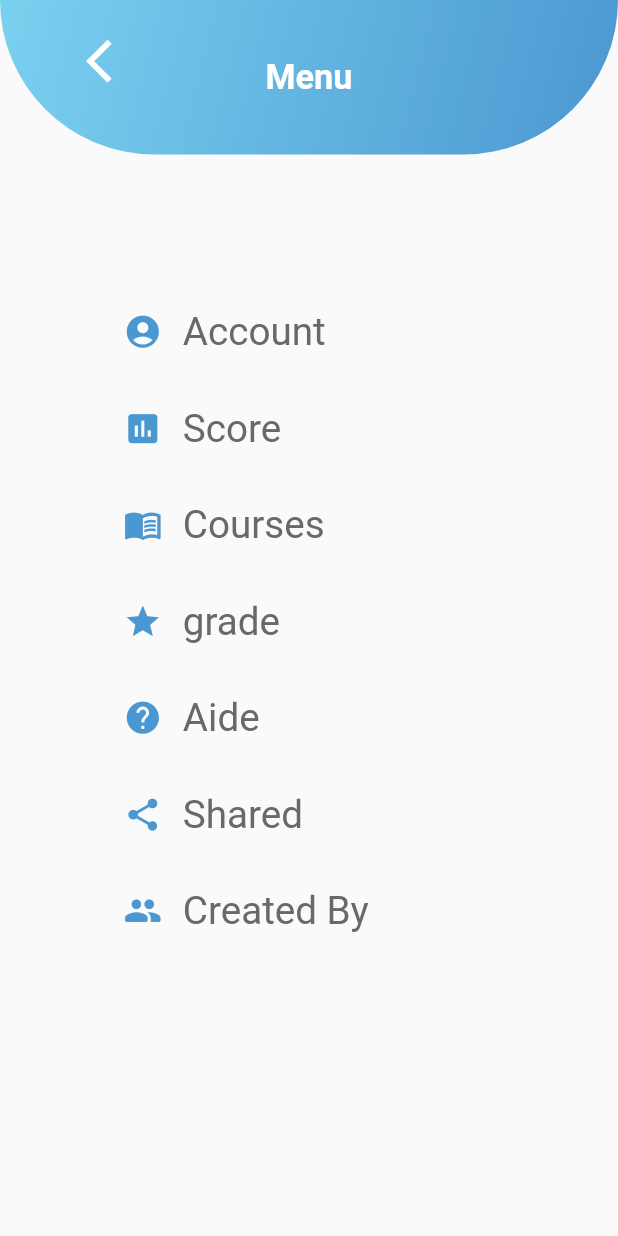
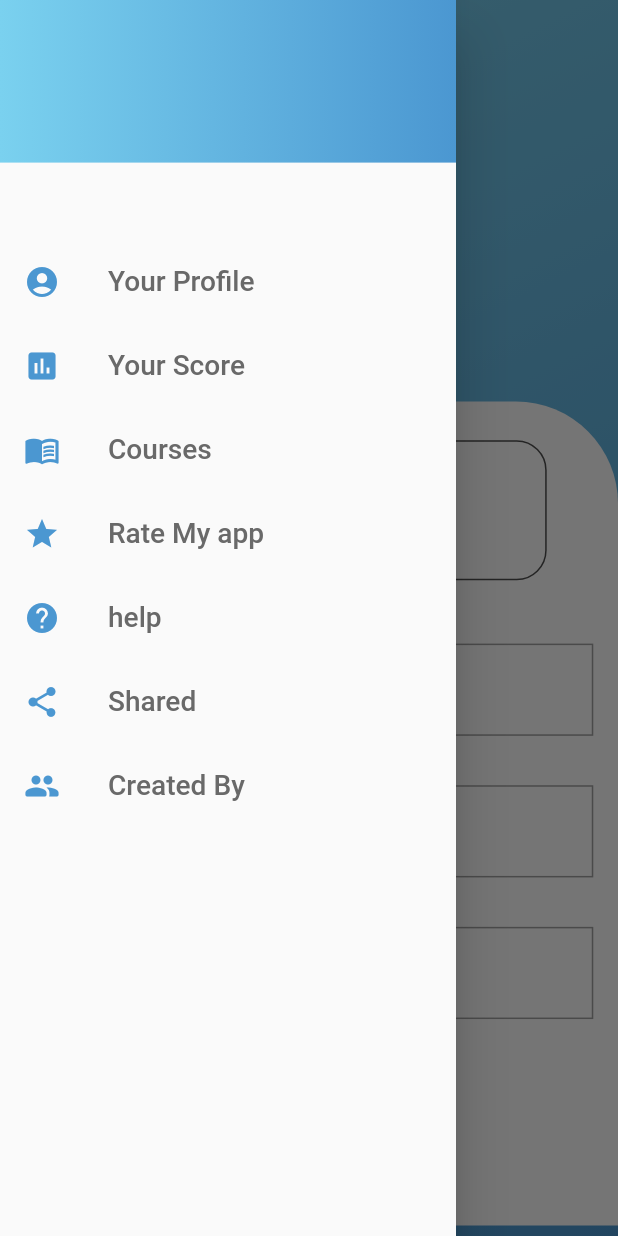
Before and after one commit to MahdadiChaima/user_app_sesc, a Flutter app: the Quiz screen opened by its route, after a tap on the "menu" icon, on a phone screen of 412 x 824 dp. Run offline on Flutter 3.47's test engine with Material 2 defaults, Android fonts, the phone set to English and light mode, and no system bars; our stand-ins replace animated_splash_screen, animated_text_kit, rating_dialog.

Commit message:
1-dart hadak drawer li t7awssi 3lih 2-dart nta3 rate app mazal matrb6ch m3a google play w l7ala

```diff
--- a/lib/Ui/ConstantWidget/appBarwithiconMenu.dart
+++ b/lib/Ui/ConstantWidget/appBarwithiconMenu.dart
@@ -3,8 +3,9 @@ import 'package:flutter/material.dart';
 import 'package:user_app_sesc/Ui/Drawer/DrawerScreen.dart';
 import 'package:user_app_sesc/Ui/Home.dart';
 class appBarwithiconMenu extends StatelessWidget {
+  Function onpressd;
   String text;
-  appBarwithiconMenu(this.text);
+  appBarwithiconMenu(this.text,this.onpressd);
   @override
   Widget build(BuildContext context) {
     Size size=MediaQuery.of(context).size;
@@ -19,7 +20,7 @@ class appBarwithiconMenu extends StatelessWidget {
       width: size.width,
       height: size.height/8,
       child:Stack(children: [Center(child: Text(this.text,style: TextStyle(color:Colors.white,fontWeight: FontWeight.bold,fontSize: size.width/18),),),
-        Container(margin: EdgeInsets.only(right:size.width/10,top: size.width/28 ),alignment:Alignment.topRight,child:IconButton(onPressed: ()=>{Navigator.pushNamed(context,drawer.id)},icon:Icon(Icons.menu_outlined,size: size.width/10,color: Colors.white,))),
+        Container(margin: EdgeInsets.only(left:size.width/10,top: size.width/28 ),alignment:Alignment.topLeft,child:IconButton(onPressed: onpressd,icon:Icon(Icons.menu_outlined,size: size.width/10,color: Colors.white,))),
       ],),
           );
   }
--- a/lib/Ui/Drawer/DrawerScreen.dart
+++ b/lib/Ui/Drawer/DrawerScreen.dart
@@ -1,82 +1,155 @@
 import 'package:flutter/material.dart';
+import 'package:rating_dialog/rating_dialog.dart';
 import 'package:user_app_sesc/Ui/ConstantWidget/Color.dart';
 import 'package:user_app_sesc/Ui/Courses.dart';
 import 'package:user_app_sesc/Ui/account.dart';
 import 'package:user_app_sesc/Ui/score.dart';
-import 'package:flutter_zoom_drawer/flutter_zoom_drawer.dart';
+
+
 class drawer extends StatelessWidget {
   static String id = 'drawer';
+  const drawer({Key key}) : super(key: key);
 
   @override
-  Widget build(BuildContext context) { Size size=MediaQuery.of(context).size;
-    return SafeArea(child: Scaffold(
-      body: ListView(children: [
-     Container(
-      decoration: BoxDecoration(gradient:LinearGradient(
-      begin: Alignment.topLeft,
-      end: Alignment.bottomRight,
-      colors: [colorUser.lightBlue, colorUser.darkBlue]),
-      borderRadius: BorderRadius.only(bottomLeft:Radius.circular(135) ,bottomRight:Radius.circular(135) ,
-      ),
-      ),
-      width: size.width,
-      height: size.height/8,
-      child:Stack(children: [Center(child: Text("Menu",style: TextStyle(color:Colors.white,fontWeight: FontWeight.bold,fontSize: size.width/18),),),
-      Container(margin: EdgeInsets.only(left:size.width/10,top: size.width/26 ),alignment:Alignment.topLeft,child:IconButton(onPressed: ()=>{Navigator.pop(context)},icon:Icon(Icons.arrow_back_ios_outlined,size: size.width/12,color: Colors.white,))),
+  Widget build(BuildContext context) {
+    void ShowRate(){
+showDialog(context: context, builder: (context){
+  return RatingDialog(title: "Rating Our app",
+
+      message: "Tap a star to set your rating",
+      //image: image,//TODO: ndiro image nta3 logo nta3na
+      submitButton:'Submit',
+    onSubmitted: (response) {
+      // TODO: open the app's page on Google Play
+      print('rating: ${response.rating},, comment: ${response.comment} }');
 
 
-        ],),
+      if (response.rating < 3.0) {
+        // send their comments to your email or anywhere you wish
+        // ask the user to contact you instead of leaving a bad review
+      }
+    },
+  );
+});
+    }
+    Size size=MediaQuery.of(context).size;
+    return
+      ListView(children: [
+        Container( decoration:BoxDecoration(gradient:LinearGradient(
+            begin: Alignment.topLeft,
+            end: Alignment.topRight,
+            colors: [colorUser.lightBlue, colorUser.darkBlue]),),
+          child: Padding(
 
+            padding: EdgeInsets.only(top: size.width/10,bottom: size.width/10),
+            child: Column(
+              mainAxisAlignment: MainAxisAlignment.center,
+              crossAxisAlignment: CrossAxisAlignment.center,
+              children: [//TODO: image njiboha mn cont nta3o nta3 gmail n7a6oha dakhl image(Cirlcle Avatar )wala ndiro logo nta3 app
+                /*CircleAvatar(
+                  radius: 50.0,
 
-     ), SizedBox(height: size.width/6,),
-        ListMenu(icon: Icons.account_circle,text: "Account",tap:()=>Navigator.pushNamed(context,account.id)),
-        ListMenu(icon: Icons.poll,text: "Score",tap: ()=>{Navigator.pushNamed(context,Score.id)},),
-        ListMenu(icon: Icons.menu_book,text: "Courses",tap: ()=>Navigator.pushNamed(context,Courses.id),),
-        ListMenu(icon: Icons.star,text: "grade",tap: ()=>{},),
-        ListMenu(icon: Icons.help,text: "Aide",tap: ()=>{},),
-        ListMenu(icon: Icons.share,text: "Shared",tap: ()=>{},),
-        ListMenu(icon: Icons.people_rounded,text: "Created By",tap: ()=>{},),
+                  backgroundImage: NetworkImage(""   ),),
+                SizedBox(
+                  height: 5.0,
+                ),*/
+                //TODO:first Name w last name nta3o
+                Text(
+                  "",
+                  style: TextStyle(
+                    fontSize: 22.0,
+                    fontWeight: FontWeight.w800,
+                  ),
+                ),
 
-      ]),
+              ],
+            ),
+          ),
+        ),
+        SizedBox(
+          height: size.width/8,
+        ),
+        //Now let's Add the button for the Menu
+        //and let's copy that and modify it
+        ListTile(
+          onTap:()=>Navigator.pushNamed(context,account.id),
+          leading: Icon(
+            Icons.account_circle,
+            color: colorUser.darkBlue,
+          ),
+          title: Text("Your Profile",style: TextStyle(
+            fontSize:size.width/22 ,
+            color: colorUser.gray,
+          ),),
+        ),
 
-    ));
-  }
-}
+        ListTile(
+          onTap: () {Navigator.pushNamed(context,Score.id);},
+          leading: Icon(
+            Icons.poll,
+            color: colorUser.darkBlue,
+          ),
+          title: Text("Your Score",style: TextStyle(
+            fontSize:size.width/22 ,
+            color: colorUser.gray,
+          ),),
+        ),
 
+        ListTile(
+          onTap:   ()=>Navigator.pushNamed(context,Courses.id),
+          leading: Icon(
+            Icons.menu_book,
+            color: colorUser.darkBlue,
+          ),
+          title: Text("Courses",style: TextStyle(
+            fontSize:size.width/22 ,
+            color: colorUser.gray,
+          ),),
+        ),
 
-class ListMenu extends StatelessWidget {
-
-  String text;
-  IconData icon;
-  Function tap;
-  ListMenu({this.icon, this.text, this.tap});
-  @override
-  Widget build(BuildContext context) {
-    Size size=MediaQuery.of(context).size;
-    return Container(
-      padding: EdgeInsets.only(left:size.width/5,top: size.width/12),
-      child: GestureDetector(
-        onTap: tap,
-        child: Row(
-          children: <Widget>[
-            Icon(
-              icon,
-              size:size.width/16,
-              color: colorUser.darkBlue,
-            ),
-            SizedBox(
-              width: size.width/30,
-            ),
-            Text(
-              text,
-              style: TextStyle(
-                fontSize:size.width/16 ,
-                color: colorUser.gray,
-                   ),
-            ),
-          ],
+        ListTile(
+          onTap: ShowRate,
+          leading: Icon(
+            Icons.star,
+            color: colorUser.darkBlue,
+          ),
+          title: Text("Rate My app",style: TextStyle(
+            fontSize:size.width/22 ,
+            color: colorUser.gray,
+          ),),
         ),
-      ),
-    );
-  }
-}
+        ListTile(
+          onTap: () {},
+          leading: Icon(
+            Icons.help,
+            color: colorUser.darkBlue,
+          ),
+          title: Text("help",style: TextStyle(
+            fontSize:size.width/22 ,
+            color: colorUser.gray,
+          ),),
+        ),
+        ListTile(
+          onTap: () {},
+          leading: Icon(
+            Icons.share,
+            color: colorUser.darkBlue,
+          ),
+          title: Text("Shared",style: TextStyle(
+            fontSize:size.width/22 ,
+            color: colorUser.gray,
+          ),),
+        ),
+        ListTile(
+          onTap: () {},
+          leading: Icon(
+            Icons.people_rounded,
+            color: colorUser.darkBlue,
+          ),
+          title: Text("Created By",style: TextStyle(
+            fontSize:size.width/22 ,
+            color: colorUser.gray,
+          ),),
+        ),
+      ]);
+  }}
--- a/lib/Ui/Home.dart
+++ b/lib/Ui/Home.dart
@@ -1,31 +1,44 @@
 import 'package:flutter/material.dart';
 import 'package:user_app_sesc/Ui/ConstantWidget/ContainerAppBar.dart';
 import 'package:user_app_sesc/Ui/ConstantWidget/appBarwithiconMenu.dart';
+import 'package:user_app_sesc/Ui/Drawer/DrawerScreen.dart';
 import 'package:user_app_sesc/Ui/Quiz.dart';
 import 'ConstantWidget/botton_home.dart';
 import 'ConstantWidget/Color.dart';
 import 'package:user_app_sesc/Ui/Courses.dart';
-class Home extends StatelessWidget {
-
-  static String id = 'home';
+class Home  extends StatelessWidget {
+ static String id = 'Home';
   @override
   Widget build(BuildContext context) {
-    Size size=MediaQuery.of(context).size;
+
+    GlobalKey <ScaffoldState> _scaffoldKey =GlobalKey<ScaffoldState>();
+
+      Size size = MediaQuery
+          .of(context)
+          .size;
       return SafeArea(
         child: Scaffold(
+          key: _scaffoldKey,
+          drawer: Drawer(
+            child: drawer(),
+          ),
+
           body: ListView(
 
             children: [
-            appBarwithiconMenu("Home"),
 
-            SizedBox(height: size.width/7,),
+              appBarwithiconMenu(
+                  "Home", ()=>_scaffoldKey.currentState.openDrawer()),
+
+              SizedBox(height: size.width / 7,),
               Column(
                 children: [
 
 //one button
                   //pour eviter de beaucoup texte de button alors je le met d une classe qui s appele buutton_menu et puis juste je l appel et je la donne des propriete
                   Padding(
-                 padding: const EdgeInsets.symmetric(horizontal:70 ,vertical:5 ),
+                    padding: const EdgeInsets.symmetric(
+                        horizontal: 70, vertical: 5),
                     child: button_home(
                       //une fonction ndiro fiha win 7abin nro7o
                       ontap: () {
@@ -46,7 +59,8 @@ class Home extends StatelessWidget {
 
                   ),
                   Padding(
-                  padding: const EdgeInsets.symmetric(horizontal:70 ,vertical:5 ),
+                    padding: const EdgeInsets.symmetric(
+                        horizontal: 70, vertical: 5),
                     child: button_home(
                       //une fonction ndiro fiha win 7abin nro7o
                       ontap: () {
@@ -74,5 +88,4 @@ class Home extends StatelessWidget {
           ),
         ),
       );
-  }
-}
+    }  }
--- a/lib/Ui/Quiz.dart
+++ b/lib/Ui/Quiz.dart
@@ -20,11 +20,17 @@ class Quiz extends StatefulWidget {
 }
 
 class _QuizState extends State<Quiz> {
+  GlobalKey <ScaffoldState> _scaffoldKey =GlobalKey<ScaffoldState>();
+
 
   @override
   Widget build(BuildContext context) {
     Size size=MediaQuery.of(context).size;
     return  SafeArea(child: Scaffold(
+      key: _scaffoldKey,
+      drawer: Drawer(
+        child:drawer(),
+      ),
       body:
       Container(
         height: size.height,
@@ -33,7 +39,7 @@ class _QuizState extends State<Quiz> {
             begin: Alignment.topLeft,
             end: Alignment.bottomRight,
             colors: [colorUser.lightBlue, colorUser.darkBlue])),
-        child:ListView(children: [Row(mainAxisAlignment:MainAxisAlignment.spaceBetween,children: [  Container(margin: EdgeInsets.only(left:size.width/30,top: size.width/30 ),alignment:Alignment.topLeft,child:IconButton(onPressed: ()=>{Navigator.pushNamed(context,Home.id)},icon:Icon(Icons.home_filled,size: size.width/10,color: Colors.white,)),), Container(margin: EdgeInsets.only(right:size.width/30,top: size.width/30 ),alignment:Alignment.topRight,child:IconButton(onPressed: ()=>{Navigator.pushNamed(context,drawer.id)},icon:Icon(Icons.menu_outlined,size: size.width/10,color: Colors.white,))),
+        child:ListView(children: [Row(mainAxisAlignment:MainAxisAlignment.spaceBetween,children: [  Container(margin: EdgeInsets.only(right:size.width/30,top: size.width/30 ),alignment:Alignment.topRight,child:IconButton(onPressed: ()=>_scaffoldKey.currentState.openDrawer(),icon:Icon(Icons.menu_outlined,size: size.width/10,color: Colors.white,))),
         ],),
 
           time(temp),
--- a/lib/Ui/account.dart
+++ b/lib/Ui/account.dart
@@ -22,7 +22,7 @@ class account extends StatelessWidget {
         body: ListView(
 
           children: [
-            appBarwithiconMenu("Account"),
+            //appBarwithiconMenu("Account"),
             SizedBox(height: size.width/7,),
             Container(margin: EdgeInsets.only(left:size.width/30 ),alignment:Alignment.topLeft,child:Text("First and last name:",style: TextStyle(color: colorUser.gray,fontSize: size.width/22),)),
 
--- a/pubspec.yaml
+++ b/pubspec.yaml
@@ -21,11 +21,12 @@ environment:
   sdk: ">=2.7.0 <3.0.0"
 
 dependencies:
+
   flutter:
     sdk: flutter
   animated_splash_screen: ^1.1.0
   animated_text_kit: ^4.1.1
-  flutter_zoom_drawer: ^2.0.1
+  rating_dialog: ^2.0.0
 
 
 
```
Also changed, not shown: lib/Ui/Drawer/rate.dart (added), pubspec.lock. Lines whose indentation alone changed are shown as unchanged.
